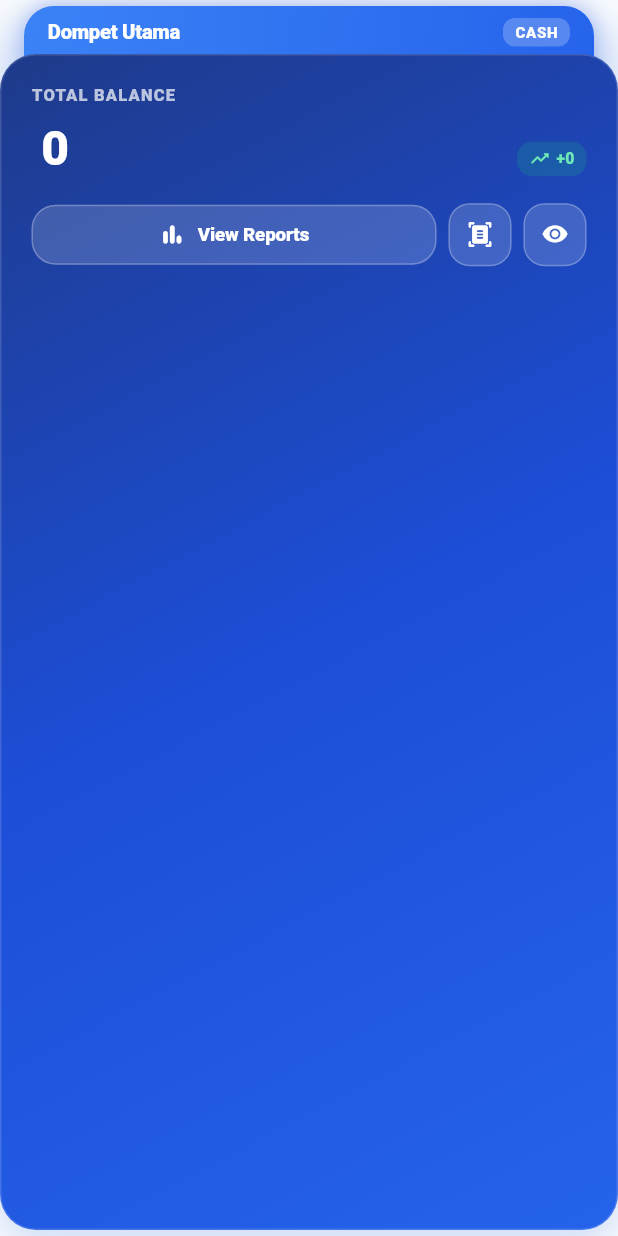
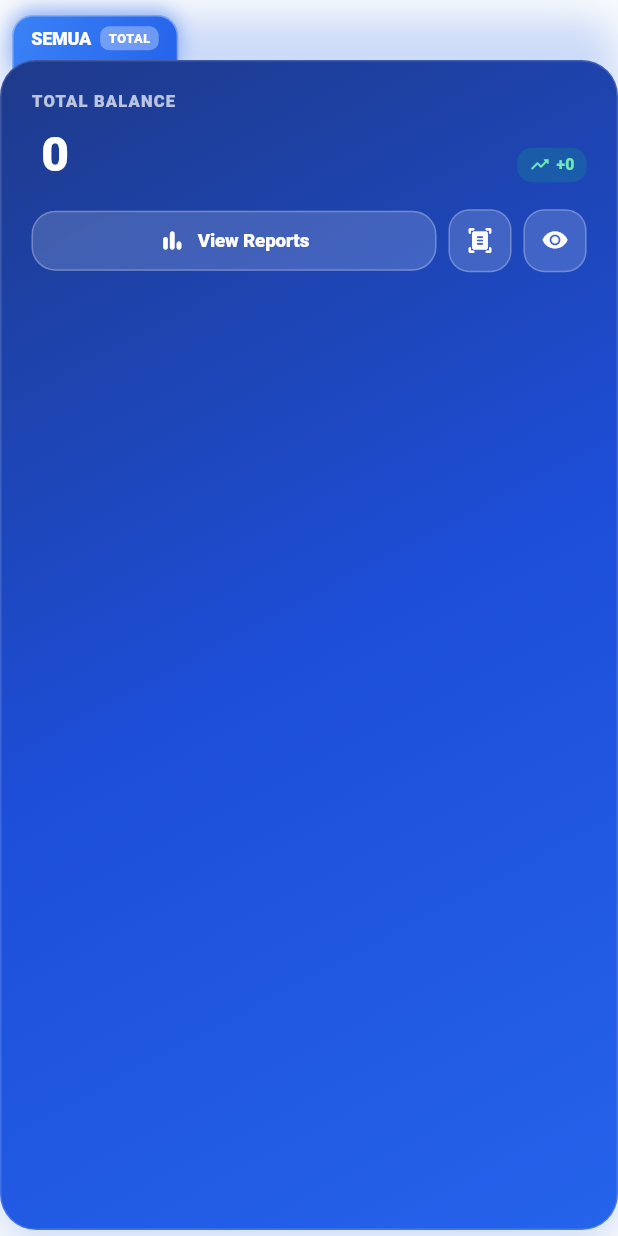
Before and after one commit to zusfan-ops/duitku, a Flutter app: the _HeroCard widget shown alone on an empty page, opened directly with empty values, on a phone screen of 412 x 824 dp. Run offline on Flutter 3.47's test engine with Material 3 defaults, Android fonts, the phone set to English and light mode, and no system bars; our stand-ins replace fl_chart, image_picker, package_info_plus, pdf, printing, qr_flutter and 2 more; missing offline and left inert: google_mlkit_text_recognition, home_widget, mobile_scanner; accounts and stored records are empty; network calls fail.

Commit message:
feat: implement native-style wallet, stats, and task cards on homepage and dashboard screen

```diff
--- a/duitku_app/lib/screens/dashboard_screen.dart
+++ b/duitku_app/lib/screens/dashboard_screen.dart
@@ -451,22 +451,120 @@ class _HeroCard extends StatefulWidget {
 
 class _HeroCardState extends State<_HeroCard> {
   bool _hideBalance = false;
+  int? _selectedWalletId;
+
+  Widget _buildDeckTab({
+    required String title,
+    required String badge,
+    required bool isSelected,
+    required VoidCallback onTap,
+  }) {
+    return GestureDetector(
+      onTap: onTap,
+      child: AnimatedContainer(
+        duration: const Duration(milliseconds: 200),
+        margin: const EdgeInsets.only(right: 6),
+        padding: const EdgeInsets.fromLTRB(12, 6, 12, 12),
+        decoration: BoxDecoration(
+          gradient: isSelected
+              ? const LinearGradient(
+                  colors: [Color(0xFF3B82F6), Color(0xFF2563EB)],
+                  begin: Alignment.topLeft,
+                  end: Alignment.bottomRight,
+                )
+              : LinearGradient(
+                  colors: [
+                    const Color(0xFF1E40AF).withValues(alpha: 0.82),
+                    const Color(0xFF1D4ED8).withValues(alpha: 0.82),
+                  ],
+                  begin: Alignment.topLeft,
+                  end: Alignment.bottomRight,
+                ),
+          borderRadius: const BorderRadius.vertical(top: Radius.circular(14)),
+          border: Border(
+            top: BorderSide(
+              color: Colors.white.withValues(alpha: isSelected ? 0.38 : 0.18),
+              width: 1,
+            ),
+            left: BorderSide(
+              color: Colors.white.withValues(alpha: isSelected ? 0.38 : 0.18),
+              width: 1,
+            ),
+            right: BorderSide(
+              color: Colors.white.withValues(alpha: isSelected ? 0.38 : 0.18),
+              width: 1,
+            ),
+          ),
+          boxShadow: isSelected
+              ? [
+                  BoxShadow(
+                    color: const Color(0xFF2563EB).withValues(alpha: 0.45),
+                    blurRadius: 10,
+                    offset: const Offset(0, -3),
+                  ),
+                ]
+              : null,
+        ),
+        child: Row(
+          mainAxisSize: MainAxisSize.min,
+          children: [
+            Text(
+              title,
+              style: TextStyle(
+                fontSize: 12,
+                fontWeight: FontWeight.w800,
+                color: isSelected ? Colors.white : Colors.white.withValues(alpha: 0.82),
+                letterSpacing: -0.2,
+              ),
+            ),
+            const SizedBox(width: 6),
+            Container(
+              padding: const EdgeInsets.symmetric(horizontal: 5.5, vertical: 2),
+              decoration: BoxDecoration(
+                color: Colors.white.withValues(alpha: isSelected ? 0.32 : 0.2),
+                borderRadius: BorderRadius.circular(6),
+              ),
+              child: Text(
+                badge,
+                style: const TextStyle(
+                  fontSize: 8.5,
+                  fontWeight: FontWeight.w900,
+                  color: Colors.white,
+                  letterSpacing: 0.4,
+                ),
+              ),
+            ),
+          ],
+        ),
+      ),
+    );
+  }
 
   @override
   Widget build(BuildContext context) {
     final data = widget.data;
     final symbol = '${data.symbol ?? "Rp"}';
     final wallets = (data.wallets as List?) ?? [];
-    String primaryWalletName = 'Dompet Utama';
-    if (wallets.isNotEmpty) {
-      final firstW = wallets.first;
-      if (firstW is Wallet) {
-        final defW = wallets.whereType<Wallet>().firstWhere((w) => w.isDefault, orElse: () => firstW);
-        primaryWalletName = defW.name;
-      }
+
+    final allWallets = wallets.whereType<Wallet>().toList();
+    final activeWallets = allWallets.where((w) => w.balance > 0).toList();
+    final displayTabs = activeWallets.isNotEmpty ? activeWallets : allWallets;
+
+    Wallet? selWallet;
+    if (_selectedWalletId != null) {
+      selWallet = displayTabs.firstWhere(
+        (w) => w.id == _selectedWalletId,
+        orElse: () => displayTabs.first,
+      );
     }
 
-    final balance = Fmt.toDouble(data.balance);
+    final double activeBalance = selWallet != null
+        ? selWallet.balance
+        : Fmt.toDouble(data.balance);
+    final String activeLabel = selWallet != null
+        ? 'SALDO ${selWallet.name.toUpperCase()}'
+        : 'TOTAL BALANCE';
+
     final monthlyIncome = Fmt.toDouble(data.monthlyIncome);
     final monthStr = '${data.month ?? ""}'.toUpperCase();
 
@@ -479,58 +577,29 @@ class _HeroCardState extends State<_HeroCard> {
       child: Stack(
         clipBehavior: Clip.none,
         children: [
-          // ── Layer 1: Background Card popping out from top pocket ──
+          // ── Layer 1: Background Active Wallet Tabs Deck ────────────
           Positioned(
             top: 0,
-            left: 16,
-            right: 16,
-            height: 64,
-            child: Container(
-              padding: const EdgeInsets.fromLTRB(16, 8, 16, 0),
-              decoration: BoxDecoration(
-                gradient: const LinearGradient(
-                  colors: [Color(0xFF3B82F6), Color(0xFF2563EB)],
-                  begin: Alignment.topLeft,
-                  end: Alignment.bottomRight,
-                ),
-                borderRadius: const BorderRadius.vertical(top: Radius.circular(20)),
-                boxShadow: [
-                  BoxShadow(
-                    color: const Color(0xFF1D4ED8).withValues(alpha: 0.3),
-                    blurRadius: 10,
-                    offset: const Offset(0, -2),
+            left: 8,
+            right: 8,
+            height: 48,
+            child: SingleChildScrollView(
+              scrollDirection: Axis.horizontal,
+              physics: const BouncingScrollPhysics(),
+              child: Row(
+                children: [
+                  _buildDeckTab(
+                    title: 'SEMUA',
+                    badge: 'TOTAL',
+                    isSelected: _selectedWalletId == null,
+                    onTap: () => setState(() => _selectedWalletId = null),
                   ),
-                ],
-              ),
-              child: Row(
-                mainAxisAlignment: MainAxisAlignment.spaceBetween,
-                crossAxisAlignment: CrossAxisAlignment.start,
-                children: [
-                  Text(
-                    primaryWalletName,
-                    style: const TextStyle(
-                      fontSize: 13.5,
-                      fontWeight: FontWeight.w800,
-                      color: Colors.white,
-                      letterSpacing: -0.2,
-                    ),
-                  ),
-                  Container(
-                    padding: const EdgeInsets.symmetric(horizontal: 8, vertical: 2.5),
-                    decoration: BoxDecoration(
-                      color: Colors.white.withValues(alpha: 0.22),
-                      borderRadius: BorderRadius.circular(8),
-                    ),
-                    child: const Text(
-                      'CASH',
-                      style: TextStyle(
-                        fontSize: 10,
-                        fontWeight: FontWeight.w900,
-                        color: Colors.white,
-                        letterSpacing: 0.5,
-                      ),
-                    ),
-                  ),
+                  ...displayTabs.map((w) => _buildDeckTab(
+                    title: w.name,
+                    badge: w.type.toUpperCase(),
+                    isSelected: _selectedWalletId == w.id,
+                    onTap: () => setState(() => _selectedWalletId = w.id),
+                  )),
                 ],
               ),
             ),
@@ -538,7 +607,7 @@ class _HeroCardState extends State<_HeroCard> {
 
           // ── Layer 2: Main Wallet Pocket (Foreground) ───────────────
           Container(
-            margin: const EdgeInsets.only(top: 32),
+            margin: const EdgeInsets.only(top: 36),
             padding: const EdgeInsets.fromLTRB(20, 18, 20, 18),
             decoration: BoxDecoration(
               gradient: const LinearGradient(
@@ -556,9 +625,9 @@ class _HeroCardState extends State<_HeroCard> {
                 Row(
                   mainAxisAlignment: MainAxisAlignment.spaceBetween,
                   children: [
-                    const Text(
-                      'TOTAL BALANCE',
-                      style: TextStyle(
+                    Text(
+                      activeLabel,
+                      style: const TextStyle(
                         fontSize: 11,
                         fontWeight: FontWeight.w800,
                         letterSpacing: 0.8,
@@ -597,7 +666,7 @@ class _HeroCardState extends State<_HeroCard> {
                         fit: BoxFit.scaleDown,
                         alignment: Alignment.centerLeft,
                         child: Text(
-                          _hideBalance ? 'Rp •••••••••' : Fmt.money(balance, symbol: symbol),
+                          _hideBalance ? 'Rp •••••••••' : Fmt.money(activeBalance, symbol: symbol),
                           style: const TextStyle(
                             fontSize: 32,
                             fontWeight: FontWeight.w900,
```
Also changed, not shown: 1 other file.
